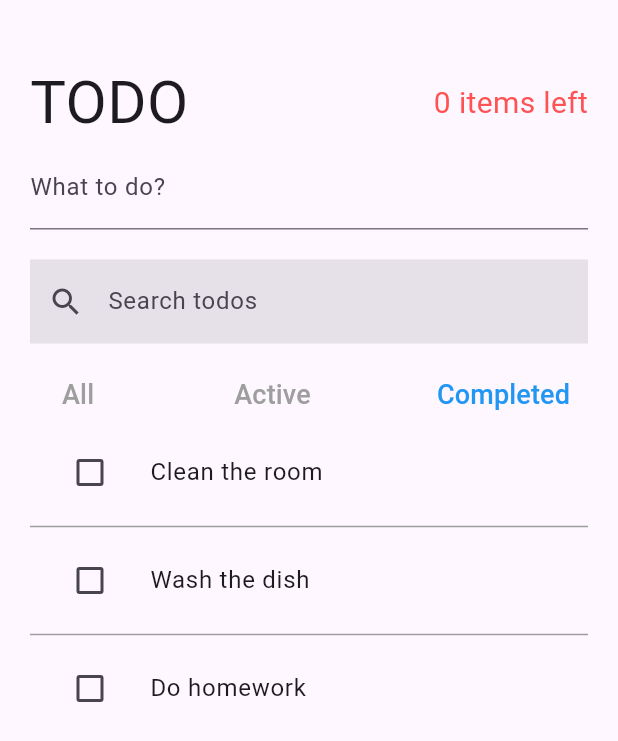
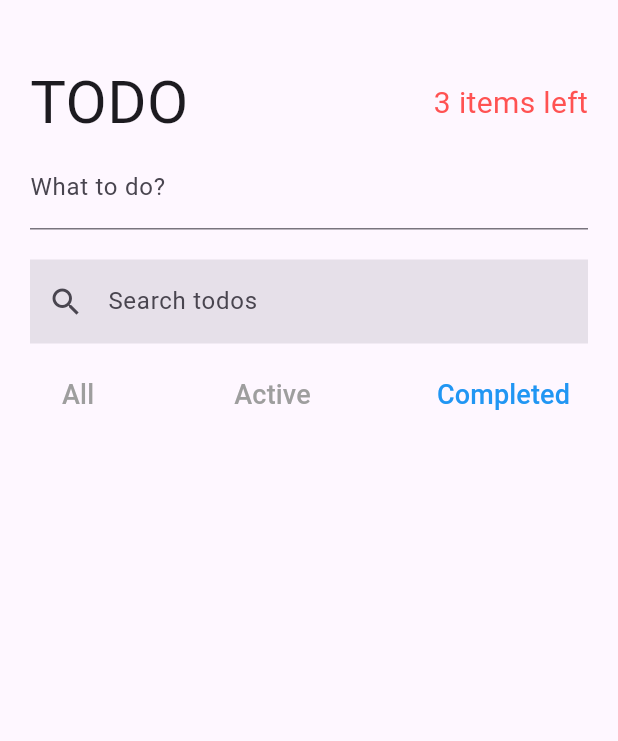
Before and after one commit to JungJihun1012/Flutter-TodoList, a Flutter app: the TodosScreen screen opened directly, after a tap on "Completed", on a phone screen of 412 x 824 dp. Shown: the top 741 px of the screen. Run offline on Flutter 3.47's test engine with Material 3 defaults, Android fonts, the phone set to English and light mode, and no system bars; our stand-ins replace equatable.

Commit message:
remove 추가

```diff
--- a/lib/model/todo_model.dart
+++ b/lib/model/todo_model.dart
@@ -22,3 +22,9 @@ class Todo extends Equatable {
     return 'Todo{id: $id, completed: $completed, desc: $desc}';
   }
 }
+
+enum Filter {
+  all,
+  active,
+  completed,
+}
--- /dev/null
+++ b/lib/provider/filtered_todos.dart
@@ -0,0 +1,76 @@
+import 'package:equatable/equatable.dart';
+import 'package:flutter/foundation.dart';
+import 'package:flutter_todolist/model/todo_model.dart';
+import 'package:flutter_todolist/provider/todo_filter.dart';
+import 'package:flutter_todolist/provider/todo_list.dart';
+
+import 'provider.dart';
+
+class FilteredTodosState extends Equatable {
+  final List<Todo> filteredTodos;
+  const FilteredTodosState({
+    required this.filteredTodos,
+  });
+
+  factory FilteredTodosState.initial() {
+    return const FilteredTodosState(filteredTodos: []);
+  }
+
+  @override
+  List<Object> get props => [filteredTodos];
+
+  @override
+  bool get stringify => true;
+
+  FilteredTodosState copyWith({
+    List<Todo>? filteredTodos,
+  }) {
+    return FilteredTodosState(
+      filteredTodos: filteredTodos ?? this.filteredTodos,
+    );
+  }
+}
+
+class FilteredTodos with ChangeNotifier {
+  late FilteredTodosState _state;
+  final List<Todo> initFilteredTodos;
+
+  FilteredTodos({required this.initFilteredTodos}){
+    debugPrint('initFilteredTodos: ' + initFilteredTodos.toString());
+    _state = FilteredTodosState(filteredTodos:  initFilteredTodos);
+  }
+
+
+  FilteredTodosState get state => _state;
+
+  void update(
+    TodoFilter todoFilter,
+    TodoSearch todoSearch, // 인자추가
+    TodoList todoList,
+  ) {
+    List<Todo> _filteredTodos;
+    switch (todoFilter.state.filter) {
+      case Filter.active:
+        _filteredTodos =
+            todoList.state.todos.where((Todo todo) => !todo.completed).toList();
+        break;
+      case Filter.completed:
+        _filteredTodos =
+            todoList.state.todos.where((Todo todo) => todo.completed).toList();
+        break;
+      case Filter.all:
+      default:
+        _filteredTodos = todoList.state.todos;
+        break;
+    }
+    if (todoSearch.state.searchTerm.isNotEmpty) {
+      _filteredTodos = _filteredTodos
+          .where((Todo todo) =>
+              todo.desc.toLowerCase().contains(todoSearch.state.searchTerm))
+          .toList();
+    }
+
+    _state = _state.copyWith(filteredTodos: _filteredTodos);
+    notifyListeners();
+  }
+}
--- /dev/null
+++ b/lib/provider/provider.dart
@@ -0,0 +1,5 @@
+export 'todo_list.dart';
+export 'todo_filter.dart';
+export 'filtered_todos.dart';
+export 'todo_search.dart';
+export 'todo_active_count.dart';
--- /dev/null
+++ b/lib/provider/todo_active_count.dart
@@ -0,0 +1,54 @@
+import 'package:equatable/equatable.dart';
+import 'package:flutter/foundation.dart';
+import 'package:flutter_todolist/provider/todo_list.dart';
+
+class TodoActiveCountState extends Equatable {
+  final int todoActiveCount;
+
+  const TodoActiveCountState({
+    required this.todoActiveCount,
+  });
+
+  factory TodoActiveCountState.init() {
+    return const TodoActiveCountState(todoActiveCount: 0);
+  }
+
+  @override
+  List<Object> get props => [todoActiveCount];
+
+  @override
+  String toString() =>
+      'TodoActiveCountState(todoActiveCount: $todoActiveCount)';
+
+  TodoActiveCountState copyWith({
+    int? todoActiveCount,
+  }) {
+    return TodoActiveCountState(
+      todoActiveCount: todoActiveCount ?? this.todoActiveCount,
+    );
+  }
+}
+
+class TodoActiveCount with ChangeNotifier {
+  // TodoActiveCountState _state = TodoActiveCountState.init();
+  late TodoActiveCountState _state;
+  final int initTodoActiveCount;
+
+  TodoActiveCount({
+    required this.initTodoActiveCount,
+  }) {
+    debugPrint('initTodoActiveCount :' +  initTodoActiveCount.toString());
+    _state = TodoActiveCountState(todoActiveCount: initTodoActiveCount);
+  }
+
+  TodoActiveCountState get state => _state;
+
+
+  void update(TodoList todoList) {
+    final int newTodoActiveCount =
+        todoList.state.todos.where((todo) => !todo.completed).toList().length;
+    _state = _state.copyWith(todoActiveCount: newTodoActiveCount);
+    debugPrint('update - active count: ' + _state.toString());
+    notifyListeners();
+  }
+}
--- /dev/null
+++ b/lib/provider/todo_filter.dart
@@ -0,0 +1,39 @@
+import 'package:equatable/equatable.dart';
+import 'package:flutter/foundation.dart';
+
+import 'package:flutter_todolist/model/todo_model.dart';
+
+class TodoFilterState extends Equatable {
+  final Filter filter;
+  const TodoFilterState({
+    required this.filter,
+  });
+
+  factory TodoFilterState.init() {
+    return const TodoFilterState(filter: Filter.all);
+  }
+
+  @override
+  List<Object> get props => [filter];
+
+  @override
+  bool get stringify => true;
+
+  TodoFilterState copyWith({
+    Filter? filter,
+  }) {
+    return TodoFilterState(
+      filter: filter ?? this.filter,
+    );
+  }
+}
+
+class TodoFilter with ChangeNotifier {
+  TodoFilterState _state = TodoFilterState.init();
+  TodoFilterState get state => _state;
+
+  void changeFilter(Filter newFilter) {
+    _state = _state.copyWith(filter: newFilter);
+    notifyListeners();
+  }
+}
--- /dev/null
+++ b/lib/provider/todo_search.dart
@@ -0,0 +1,37 @@
+import 'package:equatable/equatable.dart';
+import 'package:flutter/foundation.dart';
+
+class TodoSearchState extends Equatable {
+  final String searchTerm;
+  const TodoSearchState({
+    required this.searchTerm,
+  });
+
+  factory TodoSearchState.init() {
+    return const TodoSearchState(searchTerm: '');
+  }
+
+  @override
+  List<Object> get props => [searchTerm];
+
+  @override
+  String toString() => 'TodoSearchState(searchTerm: $searchTerm)';
+
+  TodoSearchState copyWith({
+    String? searchTerm,
+  }) {
+    return TodoSearchState(
+      searchTerm: searchTerm ?? this.searchTerm,
+    );
+  }
+}
+
+class TodoSearch with ChangeNotifier {
+  TodoSearchState _state = TodoSearchState.init();
+  TodoSearchState get state => _state;
+
+  void setSearchTerm(String newSearchTerm) {
+    _state = _state.copyWith(searchTerm: newSearchTerm);
+    notifyListeners();
+  }
+}
--- a/lib/screens/todos_screen.dart
+++ b/lib/screens/todos_screen.dart
@@ -1,4 +1,7 @@
 import 'package:flutter/material.dart';
+import 'package:flutter_todolist/provider/filtered_todos.dart';
+import 'package:flutter_todolist/provider/provider.dart';
+import 'package:flutter_todolist/provider/todo_filter.dart';
 import 'package:flutter_todolist/provider/todo_list.dart';
 import 'package:provider/provider.dart';
 
@@ -43,14 +46,14 @@ class TodoHeader extends StatelessWidget {
   Widget build(BuildContext context) {
     return Row(
       mainAxisAlignment: MainAxisAlignment.spaceBetween,
-      children: const [
-        Text(
+      children: [
+        const Text(
           'TODO',
           style: TextStyle(fontSize: 40.0),
         ),
         Text(
-          '0 items left',
-          style: TextStyle(
+          '${context.watch<TodoActiveCount>().state.todoActiveCount} items left',
+          style: const TextStyle(
             fontSize: 20.0,
             color: Colors.redAccent,
           ),
@@ -92,16 +95,9 @@ class _CreateTodoState extends State<CreateTodo> {
   }
 }
 
-class SearchAndFilterTodo extends StatefulWidget {
-  //StatelessWidget
+// StatefulWidget => StatelessWidget 변경.
+class SearchAndFilterTodo extends StatelessWidget {
   const SearchAndFilterTodo({Key? key}) : super(key: key);
-
-  @override
-  State<SearchAndFilterTodo> createState() => _SearchAndFilterTodoState();
-}
-
-class _SearchAndFilterTodoState extends State<SearchAndFilterTodo> {
-  String clickedType = 'all';
 
   // final debounce = Debounce(milliseconds: 1000);
   @override
@@ -117,39 +113,37 @@ class _SearchAndFilterTodoState extends State<SearchAndFilterTodo> {
           ),
           onChanged: (String? newSearchTerm) {
             debugPrint('Search todos: $newSearchTerm');
-            // if (newSearchTerm != null) {
-            //   debounce.run(() {
-            //     context.read<TodoSearch>().setSearchTerm(newSearchTerm);
-            //   });
-            // }
+            if (newSearchTerm != null) {
+              //   debounce.run(() {
+              context.read<TodoSearch>().setSearchTerm(newSearchTerm);
+              //   });
+            }
           },
         ),
         const SizedBox(height: 10.0),
         Row(
           mainAxisAlignment: MainAxisAlignment.spaceBetween,
           children: [
-            filterButton(context, 'all'),
-            filterButton(context, 'active'),
-            filterButton(context, 'completed'),
+            filterButton(context, Filter.all),
+            filterButton(context, Filter.active),
+            filterButton(context, Filter.completed),
           ],
         ),
       ],
     );
   }
 
-  Widget filterButton(BuildContext context, String filter) {
-    //, Filter filter
+  Widget filterButton(BuildContext context, Filter filter) {
     return TextButton(
       onPressed: () {
-        // context.read<TodoFilter>().changeFilter(filter);
-        clickedType = filter;
-        debugPrint('Clicked button $clickedType');
-        setState(() {});
+        context.read<TodoFilter>().changeFilter(filter);
+        // clickedType = filter;
+        debugPrint('Clicked button ${context.read<TodoFilter>().state.filter}');
       },
       child: Text(
-        filter == 'all'
+        filter == Filter.all
             ? 'All'
-            : filter == 'active'
+            : filter == Filter.active
                 ? 'Active'
                 : 'Completed',
         style: TextStyle(
@@ -160,32 +154,11 @@ class _SearchAndFilterTodoState extends State<SearchAndFilterTodo> {
     );
   }
 
-  Color textColor(BuildContext context, String filter) {
-    //Filter filter
-    var currentFilter = clickedType; //context.watch<TodoFilter>().state.filter
+  Color textColor(BuildContext context, Filter filter) {
+    var currentFilter = context.watch<TodoFilter>().state.filter;
     return currentFilter == filter ? Colors.blue : Colors.grey;
   }
 }
-
-// => todo_model.dart
-// class Todo {
-//   String id;
-//   String desc;
-//   bool completed;
-//
-//   Todo({
-//     required this.id,
-//     required this.desc,
-//     this.completed = false,
-//   });
-//
-// }
-//
-// List<Todo> todos = [
-//   Todo(id: '1', desc: 'Clean the room'),
-//   Todo(id: '2', desc: 'Wash the dish'),
-//   Todo(id: '3', desc: 'Do homework'),
-// ];
 
 class ShowTodos extends StatelessWidget {
   const ShowTodos({Key? key}) : super(key: key);
@@ -206,8 +179,7 @@ class ShowTodos extends StatelessWidget {
 
   @override
   Widget build(BuildContext context) {
-    // 현재는 초기화 되는 부분에서 가져오지만 차후에는 필더리스트 가져오기.
-    final todos = context.watch<TodoList>().state.todos;
+    final todos = context.watch<FilteredTodos>().state.filteredTodos;
 
     return ListView.separated(
       primary: false,
@@ -217,7 +189,41 @@ class ShowTodos extends StatelessWidget {
         return const Divider(color: Colors.grey);
       },
       itemBuilder: (BuildContext context, int index) {
-        return TodoItem(todo: todos[index]);
+      // 삭제용 위젯
+        return Dismissible(
+          key: ValueKey(todos[index].id),
+          background: showBackground(0),
+          secondaryBackground: showBackground(1),
+          onDismissed: (_) {
+          // 해당 리스트 삭제, 리스트의 id 를 전달
+            context.read<TodoList>().removeTodo(todos[index].id);
+          },
+          confirmDismiss: (_) {
+          // 삭제시 확인용 팝업창 표시
+            return showDialog(
+              context: context,
+              barrierDismissible: false, // 다이얼로그 외부 클릭시 없어지지 않음
+              builder: (context) {
+                return AlertDialog(
+                  title: const Text('Are you sure?'),
+                  content: const Text('Do you really want to delete?'),
+                  actions: [
+                    TextButton(
+                      onPressed: () => Navigator.pop(context, false),
+                      child: const Text('NO'),
+                    ),
+                    TextButton(
+                    // if true, onDismissed 실행
+                      onPressed: () => Navigator.pop(context, true),
+                      child: const Text('YES'),
+                    ),
+                  ],
+                );
+              },
+            );
+          },
+          child: TodoItem(todo: todos[index]),
+        );
       },
     );
   }
@@ -225,6 +231,7 @@ class ShowTodos extends StatelessWidget {
 
 class TodoItem extends StatefulWidget {
   final Todo todo;
+
   const TodoItem({Key? key, required this.todo}) : super(key: key);
 
   @override
@@ -232,20 +239,77 @@ class TodoItem extends StatefulWidget {
 }
 
 class _TodoItemState extends State<TodoItem> {
+// 새로운 desc 를 저장할 controller
+  late final TextEditingController textController;
+
+  @override
+  void initState() {
+    super.initState();
+    textController = TextEditingController();
+  }
+
+  @override
+  void dispose() {
+    textController.dispose();
+    super.dispose();
+  }
+
   @override
   Widget build(BuildContext context) {
-    debugPrint('todo list : ${widget.todo}');
 
     return ListTile(
+      onTap: () {
+        showDialog(
+          context: context,
+          builder: (context) {
+            bool _error = false;
+            textController.text = widget.todo.desc;
+            return StatefulBuilder(       // errorText 를 다시 그려야 해서 사용함.
+              builder: (BuildContext context, StateSetter setState) {
+                return AlertDialog(
+                  title: const Text('Edit Todo'),
+                  content: TextFormField(
+                    controller: textController,
+                    autofocus: true,
+                    decoration: InputDecoration(
+                      errorText: _error ? 'Value cannot be empty' : null,
+                    ),
+                  ),
+                  actions: [
+                    TextButton(
+                      onPressed: () => Navigator.pop(context),
+                      child: const Text('CANCEL'),
+                    ),
+                    TextButton(
+                      onPressed: () {
+                        setState(() {
+                          _error = textController.text.isEmpty ? true : false;
+
+                          if (!_error) { // if empty, skip if.
+                            context.read<TodoList>().editTodo(
+                              widget.todo.id,
+                              textController.text,
+                            );
+                            Navigator.pop(context);
+                          }
+                        });
+                      },
+                      child: const Text('EDIT'),
+                    ),
+                  ],
+                );
+              },
+            );
+          },
+        );
+      },
       leading: Checkbox(
         value: widget.todo.completed,
         onChanged: (bool? checked) {
-          // 토글함수
           context.read<TodoList>().toggleTodo(widget.todo.id);
           debugPrint(
-              'value(${widget.todo.desc}): ${widget.todo.completed.toString()}');
-          // provider 처리해서 필요없음
-          // setState(() {});
+              'value(${widget.todo.desc}): ${widget.todo.completed
+                  .toString()}');
         },
       ),
       title: Text(widget.todo.desc),
--- /dev/null
+++ b/lib/utils/debounce.dart
@@ -0,0 +1,19 @@
+import 'dart:async';
+
+import 'package:flutter/material.dart';
+
+class Debounce {
+  final int millisecounds;
+  Debounce({
+    this.millisecounds = 500,
+  });
+
+  Timer? _timer;
+
+  void run(VoidCallback action) {
+    if (_timer != null) {
+      _timer!.cancel();
+    }
+    _timer = Timer(Duration(milliseconds: millisecounds), action);
+  }
+}
```
Also changed, not shown: lib/main.dart (+44 -6 lines), lib/provider/todo_list.dart (+23 -0 lines), 1 other file.
